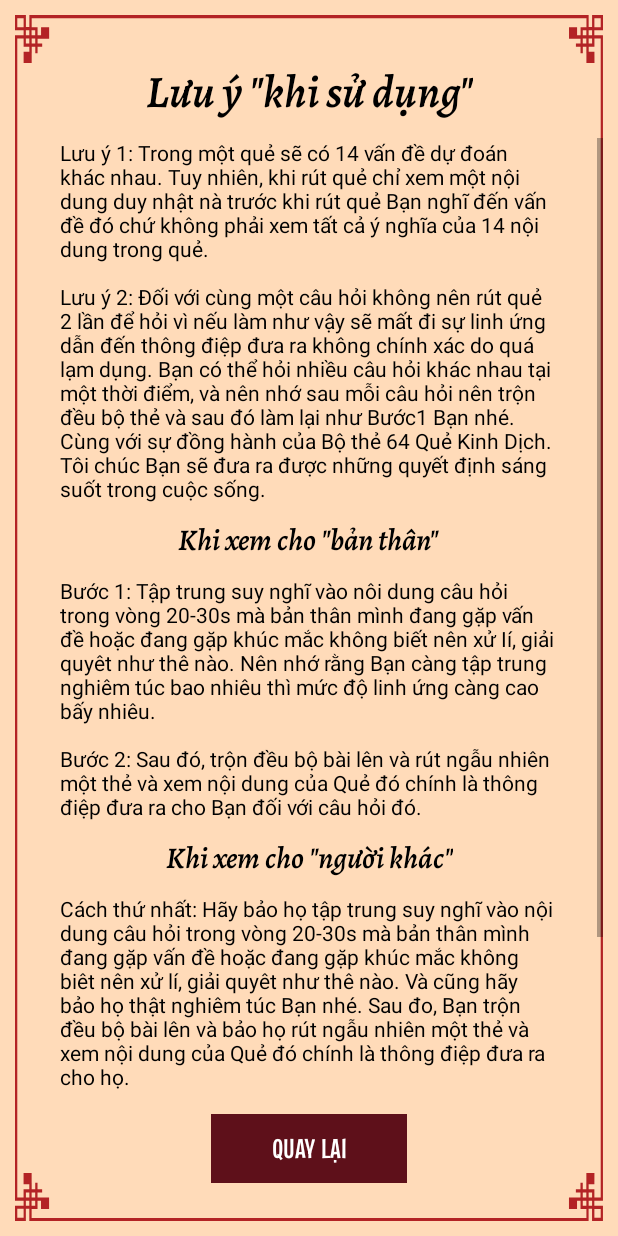
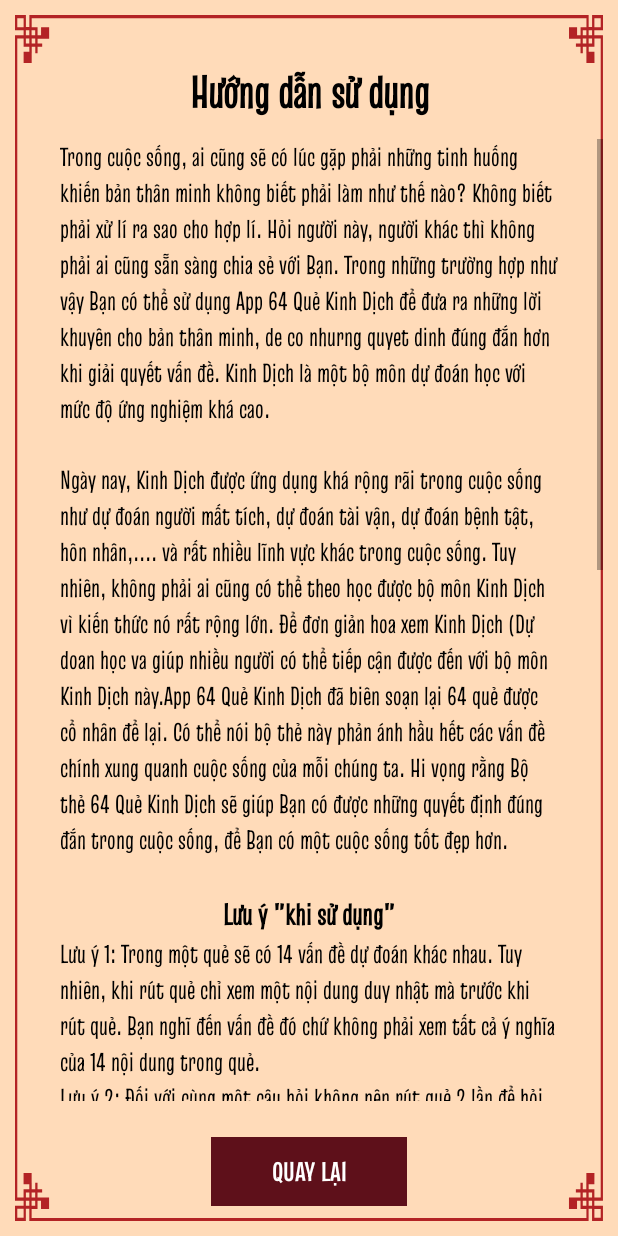
Before and after one commit to lamtung1411/boique, an Android app: the screen it shows after launch (MainActivity), after a tap on "HƯỚNG DẪN", on a phone screen of 412 x 824 dp. Run offline under Robolectric (Android 15) with nearby library versions, the phone set to English and light mode, and no system bars; our stand-ins replace AdMob; libraries missing offline, so code that uses them is left out: androidx.databinding.library, com.google.ads.mediation; plain views replace TextView; pictures from the network do not load; 19 statements that could not run were skipped.

Commit message:
- sua loi done

```diff
--- a/app/src/main/java/com/boikinhdich/quekinhdich/ui/DetailQueFragment.kt
+++ b/app/src/main/java/com/boikinhdich/quekinhdich/ui/DetailQueFragment.kt
@@ -86,6 +86,7 @@ class DetailQueFragment : Fragment() {
 
             tvIdQue.text = item!!.id.toString()
             tvLoaiQue.text = item!!.type
+
             Log.e("tvLoaiQue", tvLoaiQue.toString())
             if (tvLoaiQue.text == "Quẻ\nCát" || tvLoaiQue.text == "Bình\nHòa" || tvLoaiQue.text == "Quẻ\nCát\nHanh") {
                 tvLoaiQue.setTextColor(ContextCompat.getColor(requireContext(), R.color.red))
--- a/app/src/main/java/com/boikinhdich/quekinhdich/ui/main/FragmentListener.kt
+++ b/app/src/main/java/com/boikinhdich/quekinhdich/ui/main/FragmentListener.kt
@@ -3,6 +3,7 @@ package com.boikinhdich.quekinhdich.ui.main
 import com.boikinhdich.quekinhdich.adapter.CardModel
 
 interface FragmentListener {
+    fun onSelectQueFragment()
     fun onDetailQueFragment(item: CardModel)
     fun onTutorialQueFragment()
     fun onDialogSetting()
--- a/app/src/main/java/com/boikinhdich/quekinhdich/ui/main/MainActivity.kt
+++ b/app/src/main/java/com/boikinhdich/quekinhdich/ui/main/MainActivity.kt
@@ -65,6 +65,10 @@ class MainActivity : AppCompatActivity(), FragmentListener {
         }
     }
 
+    override fun onSelectQueFragment() {
+        switchFragment(SelectQueFragment(), "SelectQueFragment", true)
+    }
+
     override fun onDetailQueFragment(item: CardModel) {
         switchFragment(DetailQueFragment.newInstance(item), "DetailQueFragment", true)
     }
--- a/app/src/main/res/layout/dialog_xem_ho.xml
+++ b/app/src/main/res/layout/dialog_xem_ho.xml
@@ -39,10 +39,10 @@
         android:layout_marginHorizontal="10dp"
         android:layout_marginTop="10dp"
         android:fontFamily="@font/truculenta"
-        android:text="Cách thứ nhất: Hãy bảo họ tập trung suy nghĩ vào nội dung câu hỏi trong vòng 20-30s mà bản thân mình đang gặp vấn đề hoặc đang gặp khúc mắc không biết nên xử lí, giải quyết như thế nào. Và cũng hãy bảo họ thật nghiêm túc Bạn nhé. Sau đó, Bạn trộn đêu bộ bài lên và bảo họ rút ngẫu nhiên một thẻ và xem nội dung của Quẻ đó chính là thông điệp đưa ra cho họ.
-\nCách thứ hai: Bạn bảo họ tập trung suy nghĩ trong đầu về 2 con số bất kì từ 1-64 kèm theo một câu hỏi mà họ đang quan tâm sau đó bảo họ nói cho bạn biết về con số mà họ đang nghĩ trong đầu. Sau khi đã biết được con số đó bạn hãy tìm trong Bộ thẻ 64 Quẻ Kinh Dịch rồi dựa vào Bộ thẻ để nói cho họ biết về thông điệp mà Bộ thẻ đưa ra đối với câu hỏi của họ."
+        android:text="Cách thứ nhất: Hãy bảo họ tập trung suy nghĩ vào nội dung câu hỏi trong vòng 20-30s mà bản thân mình đang gặp vấn đề hoặc đang gặp khúc mắc không biêt nên xử lí, giải quyêt như thê nào. Và cũng hãy bảo họ thật nghiêm túc Bạn nhé. Sau đo, Nhấn nút XEM HỘ và chọn nút RÚT QUẺ NGẪU NHIÊN và xem nội dung của Quẻ đó chính là thông điệp đưa ra cho họ.
+        \nCách thứ hai: Bạn bảo họ tập trung suy nghĩ trong đầu về 2 con số bất kì từ 1-64 kèm theo một câu hỏi mà họ đang quan tâm sau đó bảo họ nói cho bạn biết về con số mà họ đang nghĩ trong đầu. Sau khi đã biết được con số đó bạn Nhấn nút XEM HỘ và chọn con số trong ô số và nhấn nút RÚT QUẺ ĐÃ CHỌN để tìm trong quẻ App 64 Quẻ để nói cho họ biết về thông điệp mà quẻ đưa ra đối với câu hỏi của họ."
         android:textColor="@android:color/black"
-        android:textSize="15sp" />
+        android:textSize="17sp" />
 
     <LinearLayout
         android:layout_width="match_parent"
--- a/app/src/main/res/layout/fragment_detail_que.xml
+++ b/app/src/main/res/layout/fragment_detail_que.xml
@@ -158,7 +158,7 @@
             android:textSize="18sp"
             app:carbon_cornerRadius="10dp"
             app:carbon_rippleColor="@color/transparent_click"
-            android:layout_marginBottom="25dp"
+            android:layout_marginBottom="10dp"
             app:layout_constraintBottom_toBottomOf="parent"
             app:layout_constraintEnd_toEndOf="parent"
             app:layout_constraintStart_toStartOf="parent" />
--- a/app/src/main/res/layout/fragment_tutorial_que.xml
+++ b/app/src/main/res/layout/fragment_tutorial_que.xml
@@ -22,9 +22,10 @@
             android:layout_height="wrap_content"
             android:layout_gravity="center"
             android:layout_marginTop="30dp"
-            android:fontFamily="@font/alegreya"
+            android:fontFamily="@font/truculenta"
+            android:textStyle="bold"
             android:gravity="center"
-            android:text="Lưu ý &quot;khi sử dụng&quot;"
+            android:text="Hướng dẫn sử dụng"
             android:textColor="@android:color/black"
             android:textSize="30sp"
             app:layout_constraintEnd_toEndOf="parent"
@@ -48,65 +49,101 @@
                 android:layout_width="match_parent"
                 android:layout_height="wrap_content"
                 android:layout_marginHorizontal="30dp"
-
                 android:orientation="vertical">
 
                 <TextView
                     android:layout_width="wrap_content"
                     android:layout_height="wrap_content"
                     android:layout_gravity="center"
-                    android:text="Lưu ý 1: Trong một quẻ sẽ có 14 vấn đề dự đoán khác nhau. Tuy nhiên, khi rút quẻ chỉ xem một nội dung duy nhật nà trước khi rút quẻ Bạn nghĩ đến vấn đề đó chứ không phải xem tất cả ý nghĩa của 14 nội dung trong quẻ.
-\n\nLưu ý 2: Đối với cùng một câu hỏi không nên rút quẻ 2 lần để hỏi vì nếu làm như vậy sẽ mất đi sự linh ứng dẫn đến thông điệp đưa ra không chính xác do quá lạm dụng. Bạn có thể hỏi nhiều câu hỏi khác nhau tại một thời điểm, và nên nhớ sau mỗi câu hỏi nên trộn đều bộ thẻ và sau đó làm lại như
-Bước1 Bạn nhé.
-Cùng với sự đồng hành của Bộ thẻ 64
-Quẻ Kinh Dịch. Tôi chúc Bạn sẽ đưa ra được những quyết định sáng suốt trong cuộc sống."
+                    android:fontFamily="@font/truculenta"
+                    android:text="Trong cuộc sống, ai cũng sẽ có lúc gặp phải những tinh huống khiến bản thân minh không biết phải làm như thế nào? Không biết phải xử lí ra sao cho hợp lí. Hỏi người này, người khác thì không phải ai cũng sẵn sàng chia sẻ với
+Bạn. Trong những trường hợp như vậy Bạn có thể sử dụng App 64 Quẻ Kinh Dịch để đưa ra những lời khuyên cho bản thân
+minh, de co nhurng quyet dinh
+đúng đắn hơn khi giải quyết vấn đề. Kinh Dịch là một bộ môn dự đoán học với mức độ ứng nghiệm khá cao.\n"
                     android:textColor="@android:color/black"
-                    android:textSize="14sp" />
+                    android:textSize="17sp" />
+
+                <TextView
+                    android:layout_width="wrap_content"
+                    android:layout_height="wrap_content"
+                    android:layout_gravity="center"
+                    android:fontFamily="@font/truculenta"
+                    android:text="Ngày nay, Kinh Dịch được ứng dụng khá rộng rãi trong cuộc sống như dự đoán người mất tích, dự đoán tài vận, dự đoán bệnh tật, hôn nhân,.... và rất nhiều lĩnh vực khác trong cuộc sống.
+Tuy nhiên, không phải ai cũng có thể theo học được bộ môn Kinh Dịch vì kiến thức nó rất rộng lớn. Để đơn giản hoa xem Kinh Dịch (Dự doan học va giúp nhiều người có thể tiếp cận được đến với bộ môn Kinh Dịch này.App 64 Quẻ Kinh Dịch đã biên soạn lại 64 quẻ được cổ nhân để lại. Có thể nói bộ thẻ này phản ánh hầu hết các vấn đề chính xung quanh cuộc sống của mỗi chúng ta. Hi vọng rằng Bộ thẻ 64 Quẻ Kinh Dịch sẽ giúp Bạn có được những quyết định đúng đắn trong cuộc sống, để Bạn có một cuộc sống tốt đẹp hơn.\n"
+                    android:textColor="@android:color/black"
+                    android:textSize="17sp" />
+
+                <TextView
+                    android:layout_width="wrap_content"
+                    android:layout_height="wrap_content"
+                    android:layout_gravity="center"
+                    android:gravity="center"
+                    android:text="Lưu ý &quot;khi sử dụng&quot;"
+                    android:fontFamily="@font/truculenta"
+                    android:textColor="@android:color/black"
+                    android:textStyle="bold"
+                    android:textSize="20sp"
+                    app:layout_constraintEnd_toEndOf="parent"
+                    app:layout_constraintStart_toStartOf="parent"
+                    app:layout_constraintTop_toTopOf="parent" />
+
+                <TextView
+                    android:layout_width="wrap_content"
+                    android:layout_height="wrap_content"
+                    android:layout_gravity="center"
+                    android:fontFamily="@font/truculenta"
+                    android:text="Lưu ý 1: Trong một quẻ sẽ có 14 vấn đề dự đoán khác nhau. Tuy nhiên, khi rút quẻ chỉ xem một nội dung duy nhật mà trước khi rút quẻ. Bạn nghĩ đến vấn đề đó chứ không phải xem tất cả ý nghĩa của 14 nội dung trong quẻ.
+\nLưu ý 2: Đối với cùng một câu hỏi không nên rút quẻ 2 lần để hỏi vì nếu làm như vậy sẽ mất đi sự linh ứng dẫn đến thông điệp đưa ra không chính xác do quá lạm dụng. Bạn có thể hỏi nhiều câu hỏi khác nhau tại một thời điểm, và nên nhớ sau mỗi câu hỏi nên trộn đều bộ thẻ và sau đó làm lại như
+Bước1 Bạn nhé.\n\nCùng với sự đồng hành của App 64 Quẻ. Tôi chúc Bạn sẽ đưa ra được những quyết định sáng suốt trong cuộc sống."
+                    android:textColor="@android:color/black"
+                    android:textSize="17sp" />
 
                 <TextView
                     android:layout_width="wrap_content"
                     android:layout_height="wrap_content"
                     android:layout_gravity="center"
                     android:layout_marginTop="10dp"
-                    android:fontFamily="@font/alegreya"
+                    android:fontFamily="@font/truculenta"
                     android:gravity="center"
                     android:text="Khi xem cho &quot;bản thân&quot;"
                     android:textColor="@android:color/black"
                     android:textSize="20sp"
-                    android:textStyle="italic" />
+                    android:textStyle="bold" />
 
                 <TextView
                     android:layout_width="wrap_content"
                     android:layout_height="wrap_content"
                     android:layout_gravity="center"
                     android:layout_marginTop="10dp"
+                    android:fontFamily="@font/truculenta"
                     android:text="Bước 1: Tập trung suy nghĩ vào nôi dung câu hỏi trong vòng 20-30s mà bản thân mình đang gặp vấn đề hoặc đang gặp khúc mắc không biết nên xử
 Ií, giải quyêt như thê nào. Nên nhớ rằng Bạn càng tập trung nghiêm túc bao nhiêu thì mức độ linh ứng càng cao bấy nhiêu.
-\n\nBước 2: Sau đó, trộn đều bộ bài lên và rút ngẫu nhiên một thẻ và xem nội dung của Quẻ đó chính là thông điệp đưa ra cho Bạn đối với câu hỏi đó."
+\nBước 2: Sau đó, nhấn nút tráo quẻ và chọn ngẫu nhiên một thẻ và xem nội dung của Quẻ đó chính là thông điệp đưa ra cho Bạn đối với câu hỏi đó."
                     android:textColor="@android:color/black"
-                    android:textSize="14sp" />
+                    android:textSize="17sp" />
 
                 <TextView
                     android:layout_width="wrap_content"
                     android:layout_height="wrap_content"
                     android:layout_gravity="center"
                     android:layout_marginTop="10dp"
-                    android:fontFamily="@font/alegreya"
+                    android:fontFamily="@font/truculenta"
                     android:gravity="center"
                     android:text="Khi xem cho &quot;người khác&quot;"
                     android:textColor="@android:color/black"
                     android:textSize="20sp"
-                    android:textStyle="italic" />
+                    android:textStyle="bold" />
 
                 <TextView
                     android:layout_width="wrap_content"
                     android:layout_height="wrap_content"
                     android:layout_gravity="center"
                     android:layout_marginVertical="10dp"
-                    android:text="Cách thứ nhất: Hãy bảo họ tập trung suy nghĩ vào nội dung câu hỏi trong vòng 20-30s mà bản thân mình đang gặp vấn đề hoặc đang gặp khúc mắc không biêt nên xử lí, giải quyêt như thê nào. Và cũng hãy bảo họ thật nghiêm túc Bạn nhé. Sau đo, Bạn trộn đều bộ bài lên và bảo họ rút ngẫu nhiên một thẻ và xem nội dung của Quẻ đó chính là thông điệp đưa ra cho họ.
-            \n\nCách thứ hai: Bạn bảo họ tập trung suy nghĩ trong đầu về 2 con số bất kì từ 1-64 kèm theo một câu hỏi mà họ đang quan tâm sau đó bảo họ nói cho bạn biết về con số mà họ đang nghĩ trong đầu. Sau khi đã biết được con số đó bạn hãy tìm trong Bộ thẻ 64 Quẻ Kinh Dịch rồi dựa vào Bộ thẻ để nói cho họ biết về thông điệp mà Bộ thẻ đưa ra đối với câu hỏi của họ."
+                    android:fontFamily="@font/truculenta"
+                    android:text="Cách thứ nhất: Hãy bảo họ tập trung suy nghĩ vào nội dung câu hỏi trong vòng 20-30s mà bản thân mình đang gặp vấn đề hoặc đang gặp khúc mắc không biêt nên xử lí, giải quyêt như thê nào. Và cũng hãy bảo họ thật nghiêm túc Bạn nhé. Sau đo, Nhấn nút XEM HỘ và chọn nút RÚT QUẺ NGẪU NHIÊN và xem nội dung của Quẻ đó chính là thông điệp đưa ra cho họ.
+            \nCách thứ hai: Bạn bảo họ tập trung suy nghĩ trong đầu về 2 con số bất kì từ 1-64 kèm theo một câu hỏi mà họ đang quan tâm sau đó bảo họ nói cho bạn biết về con số mà họ đang nghĩ trong đầu. Sau khi đã biết được con số đó bạn Nhấn nút XEM HỘ và chọn con số trong ô số và nhấn nút RÚT QUẺ ĐÃ CHỌN để tìm trong quẻ App 64 Quẻ để nói cho họ biết về thông điệp mà quẻ đưa ra đối với câu hỏi của họ."
                     android:textColor="@android:color/black"
-                    android:textSize="14sp" />
+                    android:textSize="17sp" />
 
             </LinearLayout>
 
@@ -117,7 +154,7 @@ Ií, giải quyêt như thê nào. Nên nhớ rằng Bạn càng tập trung ngh
             android:layout_width="wrap_content"
             android:layout_height="wrap_content"
             android:layout_gravity="center"
-            android:layout_marginBottom="25dp"
+            android:layout_marginBottom="10dp"
             android:background="@color/red_custom"
             android:fontFamily="@font/truculenta_bold"
             android:gravity="center"
--- a/gradle/libs.versions.toml
+++ b/gradle/libs.versions.toml
@@ -1,6 +1,6 @@
 [versions]
 agp = "8.5.0-alpha03"
-kotlin = "1.8.0"
+kotlin = "1.9.0"
 coreKtx = "1.12.0"
 junit = "4.13.2"
 junitVersion = "1.1.5"
```
Also changed, not shown: app/src/main/java/com/boikinhdich/quekinhdich/ui/DialogXemHo.kt (renamed from app/src/main/java/com/boikinhdich/quekinhdich/ui/OpenDialogXemHo.kt, +28 -36 lines), app/src/main/java/com/boikinhdich/quekinhdich/ui/SelectQueFragment.kt (+12 -9 lines).
